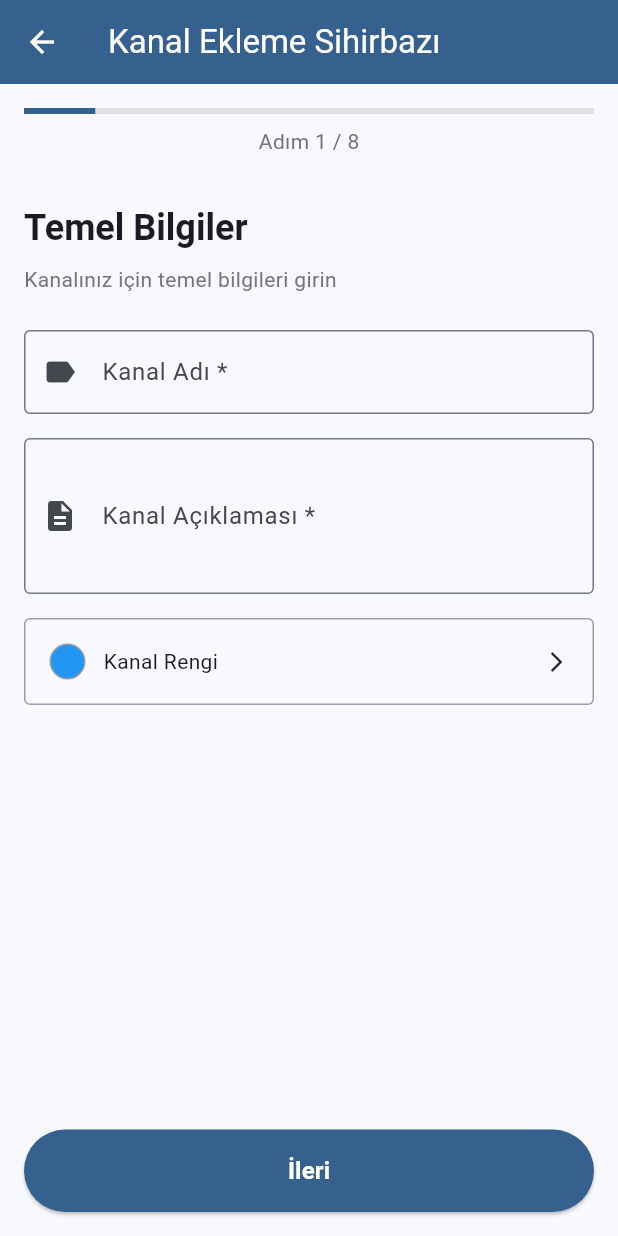
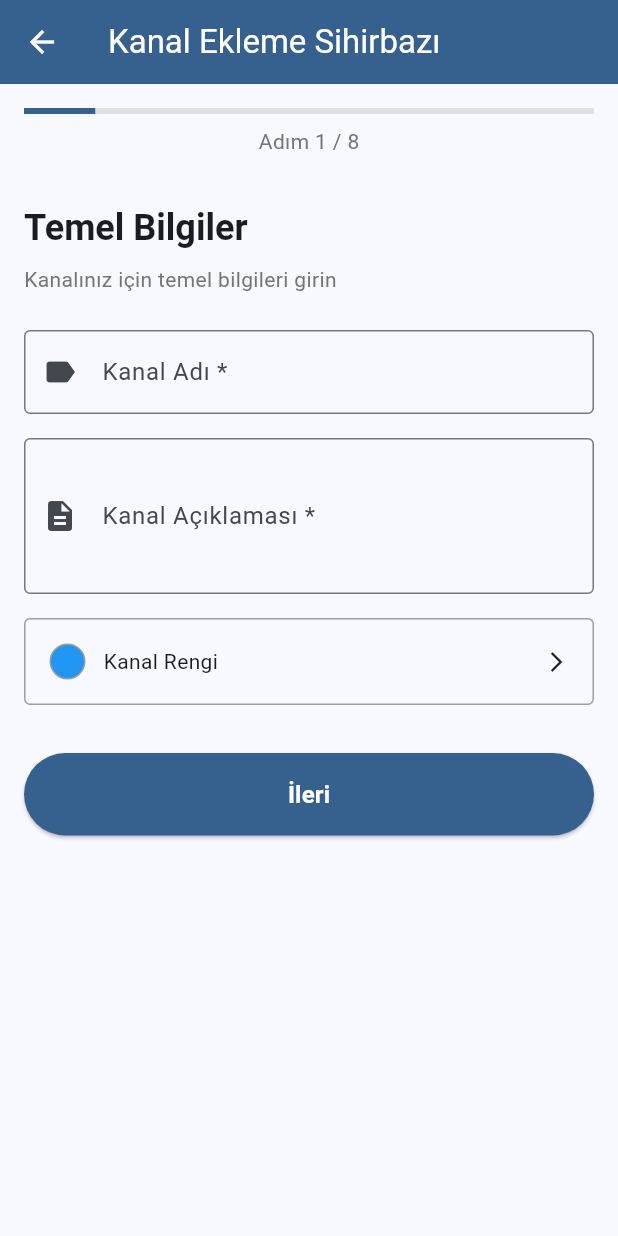
Before and after one commit to yakupacarofficial/hidrologger, a Flutter app: the ChannelWizardScreen screen opened directly with empty values, on a phone screen of 412 x 824 dp. Run offline on Flutter 3.47's test engine with Material 3 defaults, Android fonts, the phone set to English and light mode, and no system bars; our stand-ins replace flutter_colorpicker; network calls fail.

Commit message:
Klavye açıldığında responsive tasarım sorunları düzeltildi - SingleChildScrollView ve resizeToAvoidBottomInset eklendi

```diff
--- a/lib/screens/channel_wizard/channel_wizard_screen.dart
+++ b/lib/screens/channel_wizard/channel_wizard_screen.dart
@@ -98,6 +98,7 @@ class _ChannelWizardScreenState extends State<ChannelWizardScreen> {
   @override
   Widget build(BuildContext context) {
     return Scaffold(
+      resizeToAvoidBottomInset: false,
       appBar: AppBar(
         title: const Text('Kanal Ekleme Sihirbazı'),
         backgroundColor: Theme.of(context).colorScheme.primary,
@@ -108,7 +109,8 @@ class _ChannelWizardScreenState extends State<ChannelWizardScreen> {
           onPressed: () => Navigator.of(context).pop(),
         ),
       ),
-      body: Column(
+      body: SafeArea(
+        child: Column(
           children: [
             // Progress Bar
             Container(
@@ -135,9 +137,12 @@ class _ChannelWizardScreenState extends State<ChannelWizardScreen> {
 
             // Step Content
             Expanded(
+              child: SingleChildScrollView(
                 child: _steps[_currentStep],
               ),
+            ),
           ],
+        ),
       ),
     );
   }
--- a/lib/screens/channel_wizard/steps/step1_basic_info.dart
+++ b/lib/screens/channel_wizard/steps/step1_basic_info.dart
@@ -100,7 +100,7 @@ class _Step1BasicInfoState extends State<Step1BasicInfo> {
 
   @override
   Widget build(BuildContext context) {
-    return Padding(
+    return SingleChildScrollView(
       padding: const EdgeInsets.all(16.0),
       child: Column(
         crossAxisAlignment: CrossAxisAlignment.start,
@@ -186,7 +186,7 @@ class _Step1BasicInfoState extends State<Step1BasicInfo> {
             ),
           ),
 
-          const Spacer(),
+          const SizedBox(height: 32),
 
           // İleri Butonu
           SizedBox(
--- a/lib/screens/channel_wizard/steps/step2_sensor_selection.dart
+++ b/lib/screens/channel_wizard/steps/step2_sensor_selection.dart
@@ -41,7 +41,7 @@ class _Step2SensorSelectionState extends State<Step2SensorSelection> {
 
   @override
   Widget build(BuildContext context) {
-    return Padding(
+    return SingleChildScrollView(
       padding: const EdgeInsets.all(16.0),
       child: Column(
         crossAxisAlignment: CrossAxisAlignment.start,
@@ -120,7 +120,7 @@ class _Step2SensorSelectionState extends State<Step2SensorSelection> {
             ),
           ),
 
-          const Spacer(),
+          const SizedBox(height: 32),
 
           // Navigasyon Butonları
           Row(
--- a/lib/screens/channel_wizard/steps/step3_measurement_selection.dart
+++ b/lib/screens/channel_wizard/steps/step3_measurement_selection.dart
@@ -52,7 +52,7 @@ class _Step3MeasurementSelectionState extends State<Step3MeasurementSelection> {
 
   @override
   Widget build(BuildContext context) {
-    return Padding(
+    return SingleChildScrollView(
       padding: const EdgeInsets.all(16.0),
       child: Column(
         crossAxisAlignment: CrossAxisAlignment.start,
@@ -88,7 +88,7 @@ class _Step3MeasurementSelectionState extends State<Step3MeasurementSelection> {
             ),
           )),
 
-          const Spacer(),
+          const SizedBox(height: 32),
 
           // Navigasyon Butonları
           Row(
--- a/lib/screens/channel_wizard/steps/step4_category_selection.dart
+++ b/lib/screens/channel_wizard/steps/step4_category_selection.dart
@@ -57,7 +57,7 @@ class _Step4CategorySelectionState extends State<Step4CategorySelection> {
 
   @override
   Widget build(BuildContext context) {
-    return Padding(
+    return SingleChildScrollView(
       padding: const EdgeInsets.all(16.0),
       child: Column(
         crossAxisAlignment: CrossAxisAlignment.start,
@@ -89,7 +89,7 @@ class _Step4CategorySelectionState extends State<Step4CategorySelection> {
             ),
           )),
 
-          const Spacer(),
+          const SizedBox(height: 32),
 
           // Navigasyon Butonları
           Row(
--- a/lib/screens/channel_wizard/steps/step6_offset_input.dart
+++ b/lib/screens/channel_wizard/steps/step6_offset_input.dart
@@ -40,7 +40,7 @@ class _Step6OffsetInputState extends State<Step6OffsetInput> {
 
   @override
   Widget build(BuildContext context) {
-    return Padding(
+    return SingleChildScrollView(
       padding: const EdgeInsets.all(16.0),
       child: Column(
         crossAxisAlignment: CrossAxisAlignment.start,
@@ -144,7 +144,7 @@ class _Step6OffsetInputState extends State<Step6OffsetInput> {
             ),
           ),
 
-          const Spacer(),
+          const SizedBox(height: 32),
 
           // Navigasyon Butonları
           Row(
```
Also changed, not shown: lib/screens/channel_wizard/steps/step5_unit_selection.dart (+4 -6 lines), lib/screens/channel_wizard/steps/step7_alarm_settings.dart (+6 -8 lines), lib/screens/channel_wizard/steps/step8_summary.dart (+3 -9 lines). Lines whose indentation alone changed are shown as unchanged.
